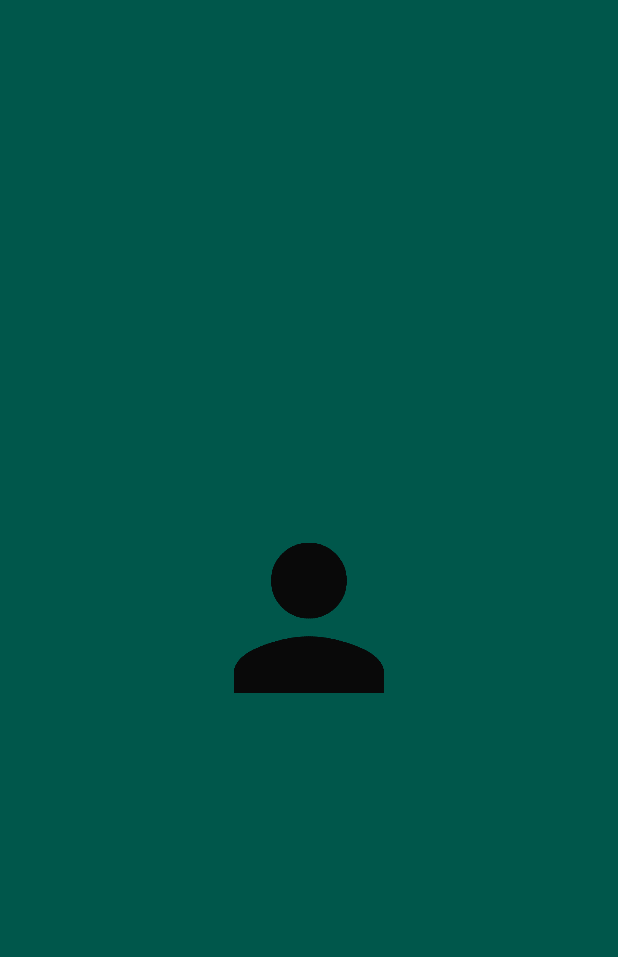
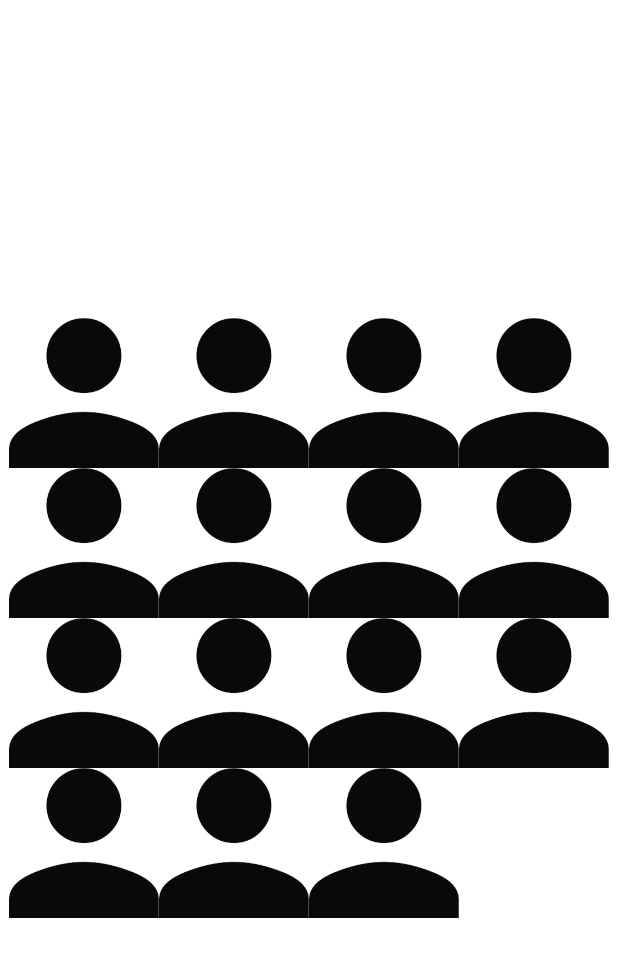
Before and after one commit to toto-lacky/3-tabs, an Android app: the layout fragment_game_play.xml on its own in the app's theme, with its tools: preview values and no code run, on a phone screen of 412 x 824 dp. Shown: the top 957 px of the screen. Run offline under Robolectric (Android 15) with nearby library versions, the phone set to English and light mode, and no system bars.

Commit message:
Basic Game Templete
- 게임 템플릿 완성

```diff
--- a/app/src/main/res/layout/fragment_game_play.xml
+++ b/app/src/main/res/layout/fragment_game_play.xml
@@ -9,105 +9,133 @@
         <ImageView
             android:layout_width="match_parent"
             android:layout_height="match_parent"
-            android:src="@color/colorPrimaryDark"/>
+            android:src="@color/white"/>
 
         <RelativeLayout
-            android:layout_width="match_parent"
-            android:layout_height="100dp"
+            android:layout_width="@dimen/game_board"
+            android:layout_height="@dimen/game_board"
             android:layout_centerInParent="true">
 
             <ImageView
-                android:layout_width="match_parent"
-                android:layout_height="match_parent"
-                android:src="@drawable/def_icon"
-                android:id="@+id/block1"/>
+                android:layout_width="@dimen/game_block"
+                android:layout_height="@dimen/game_block"
+                android:src="@drawable/block_1"
+                android:id="@+id/block1"
+                android:layout_marginLeft="0dp"
+                android:layout_marginTop="0dp"/>
 
             <ImageView
-                android:layout_width="match_parent"
-                android:layout_height="match_parent"
-                android:src="@drawable/def_icon"
-                android:id="@+id/block2"/>
+                android:layout_width="@dimen/game_block"
+                android:layout_height="@dimen/game_block"
+                android:src="@drawable/block_2"
+                android:id="@+id/block2"
+                android:layout_marginLeft="100dp"
+                android:layout_marginTop="0dp"/>
 
             <ImageView
-                android:layout_width="match_parent"
-                android:layout_height="match_parent"
-                android:src="@drawable/def_icon"
-                android:id="@+id/block3"/>
+                android:layout_width="@dimen/game_block"
+                android:layout_height="@dimen/game_block"
+                android:src="@drawable/block_3"
+                android:id="@+id/block3"
+                android:layout_marginLeft="200dp"
+                android:layout_marginTop="0dp"/>
 
             <ImageView
-                android:layout_width="match_parent"
-                android:layout_height="match_parent"
-                android:src="@drawable/def_icon"
-                android:id="@+id/block4"/>
+                android:layout_width="@dimen/game_block"
+                android:layout_height="@dimen/game_block"
+                android:src="@drawable/block_4"
+                android:id="@+id/block4"
+                android:layout_marginLeft="300dp"
+                android:layout_marginTop="0dp"/>
 
             <ImageView
-                android:layout_width="match_parent"
-                android:layout_height="match_parent"
-                android:src="@drawable/def_icon"
-                android:id="@+id/block5"/>
+                android:layout_width="@dimen/game_block"
+                android:layout_height="@dimen/game_block"
+                android:src="@drawable/block_5"
+                android:id="@+id/block5"
+                android:layout_marginLeft="0dp"
+                android:layout_marginTop="100dp"/>
 
             <ImageView
-                android:layout_width="match_parent"
-                android:layout_height="match_parent"
-                android:src="@drawable/def_icon"
-                android:id="@+id/block6"/>
+                android:layout_width="@dimen/game_block"
+                android:layout_height="@dimen/game_block"
+                android:src="@drawable/block_6"
+                android:id="@+id/block6"
+                android:layout_marginLeft="100dp"
+                android:layout_marginTop="100dp"/>
 
             <ImageView
-                android:layout_width="match_parent"
-                android:layout_height="match_parent"
-                android:src="@drawable/def_icon"
-                android:id="@+id/block7"/>
+                android:layout_width="@dimen/game_block"
+                android:layout_height="@dimen/game_block"
+                android:src="@drawable/block_7"
+                android:id="@+id/block7"
+                android:layout_marginLeft="200dp"
+                android:layout_marginTop="100dp"/>
 
             <ImageView
-                android:layout_width="match_parent"
-                android:layout_height="match_parent"
-                android:src="@drawable/def_icon"
-                android:id="@+id/block8"/>
+                android:layout_width="@dimen/game_block"
+                android:layout_height="@dimen/game_block"
+                android:src="@drawable/block_8"
+                android:id="@+id/block8"
+                android:layout_marginLeft="300dp"
+                android:layout_marginTop="100dp"/>
 
             <ImageView
-                android:layout_width="match_parent"
-                android:layout_height="match_parent"
-                android:src="@drawable/def_icon"
-                android:id="@+id/block9"/>
+                android:layout_width="@dimen/game_block"
+                android:layout_height="@dimen/game_block"
+                android:src="@drawable/block_9"
+                android:id="@+id/block9"
+                android:layout_marginLeft="0dp"
+                android:layout_marginTop="200dp"/>
 
             <ImageView
-                android:layout_width="match_parent"
-                android:layout_height="match_parent"
-                android:src="@drawable/def_icon"
-                android:id="@+id/block10"/>
+                android:layout_width="@dimen/game_block"
+                android:layout_height="@dimen/game_block"
+                android:src="@drawable/block_10"
+                android:id="@+id/block10"
+                android:layout_marginLeft="100dp"
+                android:layout_marginTop="200dp"/>
 
             <ImageView
-                android:layout_width="match_parent"
-                android:layout_height="match_parent"
-                android:src="@drawable/def_icon"
-                android:id="@+id/block11"/>
+                android:layout_width="@dimen/game_block"
+                android:layout_height="@dimen/game_block"
+                android:src="@drawable/block_11"
+                android:id="@+id/block11"
+                android:layout_marginLeft="200dp"
+                android:layout_marginTop="200dp"/>
 
             <ImageView
-                android:layout_width="match_parent"
-                android:layout_height="match_parent"
-                android:src="@drawable/def_icon"
-                android:id="@+id/block12"/>
+                android:layout_width="@dimen/game_block"
+                android:layout_height="@dimen/game_block"
+                android:src="@drawable/block_12"
+                android:id="@+id/block12"
+                android:layout_marginLeft="300dp"
+                android:layout_marginTop="200dp"/>
 
             <ImageView
-                android:layout_width="match_parent"
-                android:layout_height="match_parent"
-                android:src="@drawable/def_icon"
-                android:id="@+id/block13"/>
+                android:layout_width="@dimen/game_block"
+                android:layout_height="@dimen/game_block"
+                android:src="@drawable/block_13"
+                android:id="@+id/block13"
+                android:layout_marginLeft="0dp"
+                android:layout_marginTop="300dp"/>
 
             <ImageView
-                android:layout_width="match_parent"
-                android:layout_height="match_parent"
-                android:src="@drawable/def_icon"
-                android:id="@+id/block14"/>
+                android:layout_width="@dimen/game_block"
+                android:layout_height="@dimen/game_block"
+                android:src="@drawable/block_14"
+                android:id="@+id/block14"
+                android:layout_marginLeft="100dp"
+                android:layout_marginTop="300dp"/>
 
             <ImageView
                 android:id="@+id/block15"
-                android:layout_width="match_parent"
-                android:layout_height="match_parent"
-                android:src="@drawable/def_icon" />
+                android:layout_width="@dimen/game_block"
+                android:layout_height="@dimen/game_block"
+                android:src="@drawable/block_15"
+                android:layout_marginLeft="200dp"
+                android:layout_marginTop="300dp"/>
 
         </RelativeLayout>
-
-
     </RelativeLayout>
 </FrameLayout>
--- a/app/src/main/res/values/dimens.xml
+++ b/app/src/main/res/values/dimens.xml
@@ -6,4 +6,6 @@
     <dimen name="fab_margin">16dp</dimen>
     <dimen name="appbar_padding_top">8dp</dimen>
     <dimen name="profile_image">60dp</dimen>
+    <dimen name="game_board">400dp</dimen>
+    <dimen name="game_block">100dp</dimen>
 </resources>
```
Also changed, not shown: app/src/main/res/drawable/block_1.png (added), app/src/main/res/drawable/block_10.png (added), app/src/main/res/drawable/block_11.png (added), app/src/main/res/drawable/block_12.png (added), app/src/main/res/drawable/block_13.png (added), app/src/main/res/drawable/block_14.png (added), app/src/main/res/drawable/block_15.png (added), app/src/main/res/drawable/block_2.png (added), app/src/main/res/drawable/block_3.png (added), app/src/main/res/drawable/block_4.png (added), app/src/main/res/drawable/block_5.png (added), app/src/main/res/drawable/block_6.png (added), app/src/main/res/drawable/block_7.png (added), app/src/main/res/drawable/block_8.png (added), 1 more files.
